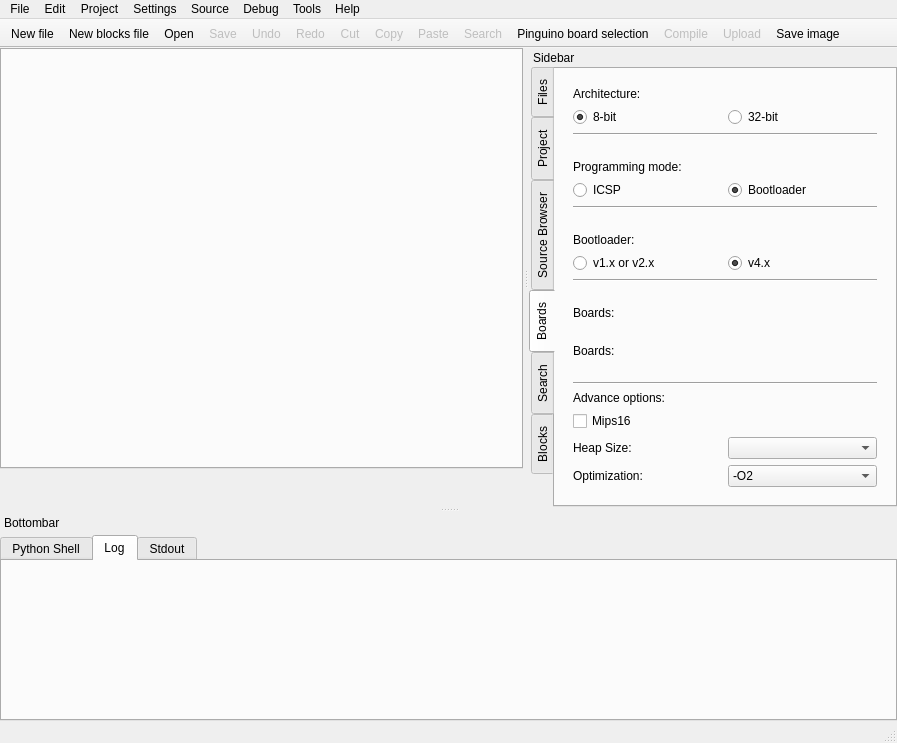
First picture: the form in qtgui/frames/main.ui, repository PinguinoIDE/pinguino-ide, before the edit.
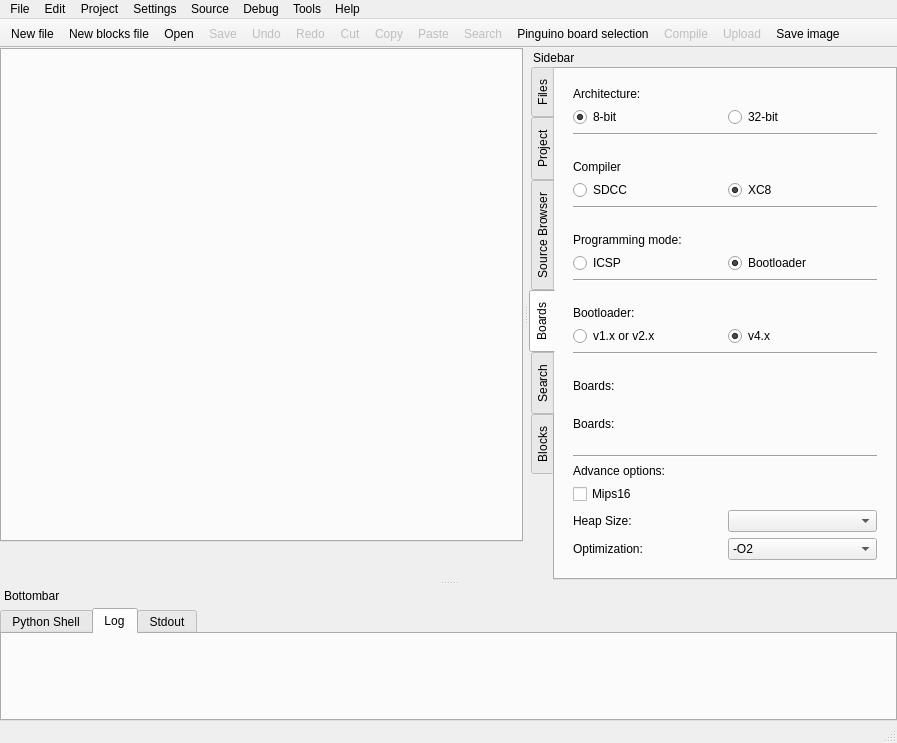
Second picture: the form after the edit. The open tabs and pages were chosen to show the change. Icons and pictures are not drawn.

Commit message: Adding support for XC8 compiler.

```diff
--- a/qtgui/frames/main.ui
+++ b/qtgui/frames/main.ui
@@ -727,6 +727,53 @@
            </layout>
           </widget>
          </item>
+         <item>
+          <widget class="QFrame" name="frame_compiler">
+           <property name="frameShape">
+            <enum>QFrame::NoFrame</enum>
+           </property>
+           <property name="frameShadow">
+            <enum>QFrame::Raised</enum>
+           </property>
+           <layout class="QGridLayout" name="gridLayout_27">
+            <item row="0" column="0">
+             <widget class="QLabel" name="label_7">
+              <property name="text">
+               <string>Compiler</string>
+              </property>
+             </widget>
+            </item>
+            <item row="1" column="0">
+             <layout class="QGridLayout" name="gridLayout_26">
+              <item row="0" column="0">
+               <widget class="QRadioButton" name="radioButton_compiler_sdcc">
+                <property name="text">
+                 <string>SDCC</string>
+                </property>
+               </widget>
+              </item>
+              <item row="0" column="1">
+               <widget class="QRadioButton" name="radioButton_compiler_xc8">
+                <property name="text">
+                 <string>XC8</string>
+                </property>
+                <property name="checked">
+                 <bool>true</bool>
+                </property>
+               </widget>
+              </item>
+             </layout>
+            </item>
+            <item row="2" column="0">
+             <widget class="Line" name="line_4">
+              <property name="orientation">
+               <enum>Qt::Horizontal</enum>
+              </property>
+             </widget>
+            </item>
+           </layout>
+          </widget>
+         </item>
          <item>
           <widget class="QFrame" name="frame_prgmode">
            <property name="frameShape">
```
Left out of the diff: 16 changed lines with no effect on the pictures. The commit also changes 29 other files.
